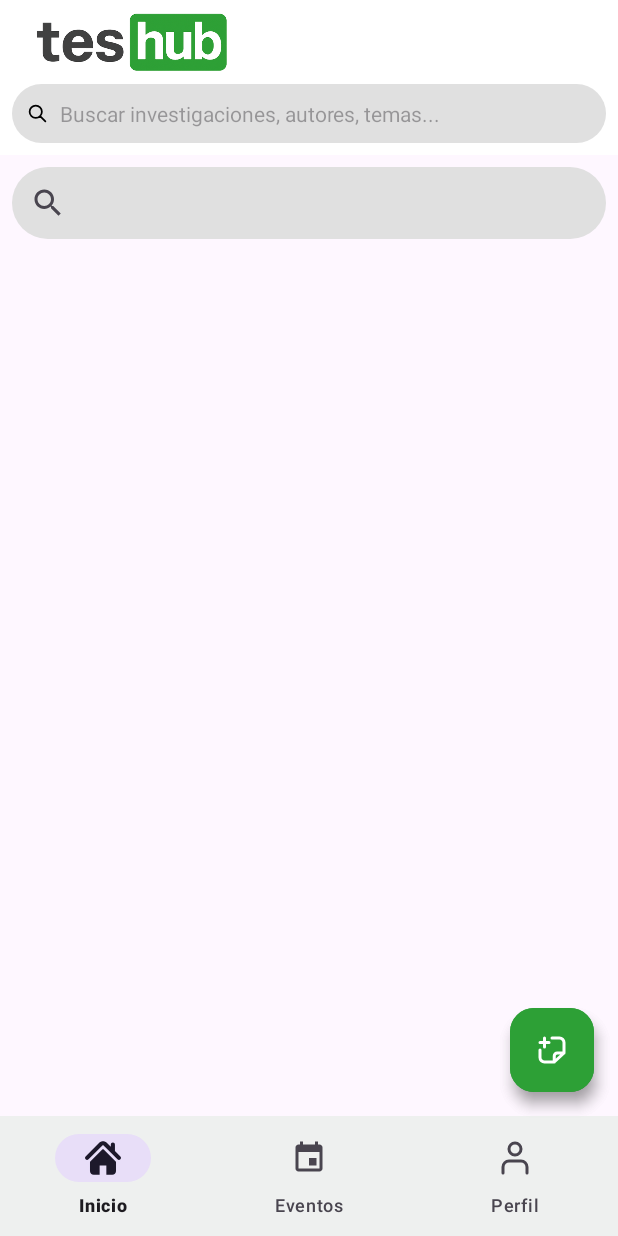
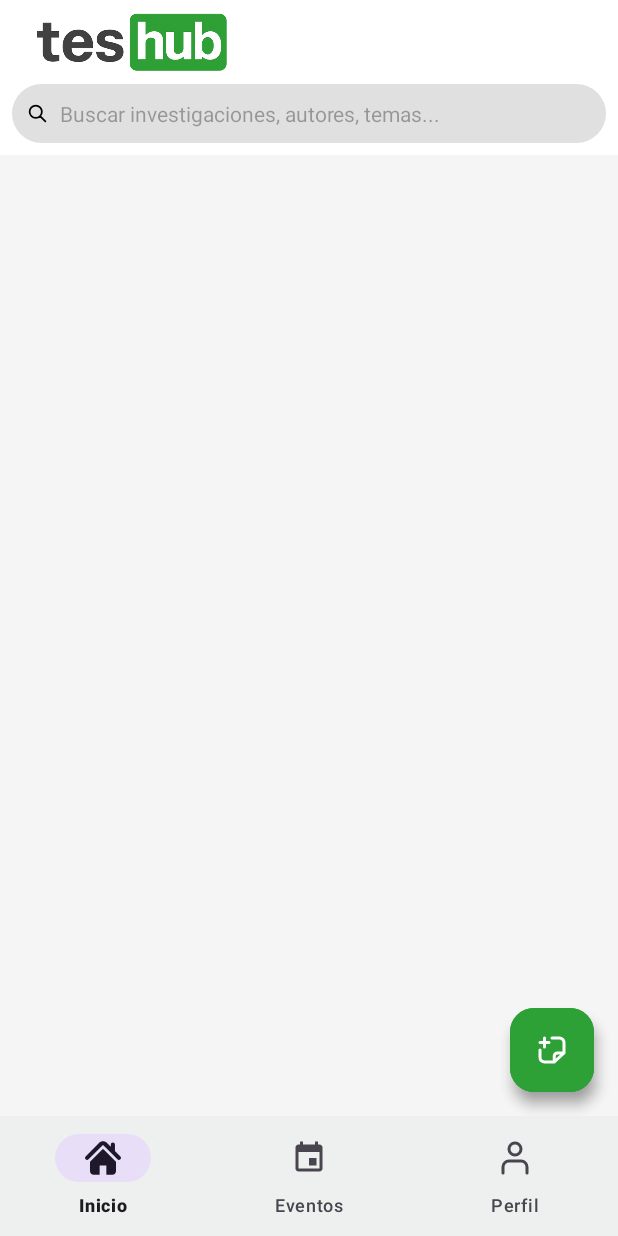
Before and after one commit to urielbaluna/teshub-appKotlin, an Android app: the fragment EventosFragment placed in its activity, on a phone screen of 412 x 824 dp. Run offline under Robolectric (Android 15) with nearby library versions, the phone set to English and light mode, and no system bars; pictures from the network do not load; 4 statements that could not run were skipped.

Commit message:
mejora de eventos

```diff
--- a/app/src/main/res/layout/fragment_eventos.xml
+++ b/app/src/main/res/layout/fragment_eventos.xml
@@ -1,54 +1,47 @@
 <?xml version="1.0" encoding="utf-8"?>
-<RelativeLayout xmlns:android="http://schemas.android.com/apk/res/android"
+<androidx.coordinatorlayout.widget.CoordinatorLayout xmlns:android="http://schemas.android.com/apk/res/android"
     xmlns:app="http://schemas.android.com/apk/res-auto"
     xmlns:tools="http://schemas.android.com/tools"
     android:layout_width="match_parent"
     android:layout_height="match_parent"
+    android:background="#F5F5F5"
     tools:context=".ui.eventos.EventosFragment">
 
-    <androidx.appcompat.widget.SearchView
-        android:id="@+id/search_view_eventos"
-        android:layout_width="match_parent"
+    <TextView
+        android:id="@+id/tvEmptyState"
+        android:layout_width="wrap_content"
         android:layout_height="wrap_content"
-        android:layout_alignParentTop="true"
-        android:layout_margin="8dp"
-        android:background="@drawable/rounded_gray_bg"
-        app:queryHint="Buscar eventos" />
+        android:text="No hay eventos disponibles"
+        android:textSize="16sp"
+        android:textColor="#757575"
+        android:layout_gravity="center"
+        android:visibility="gone" />
 
     <androidx.recyclerview.widget.RecyclerView
         android:id="@+id/rvEventos"
         android:layout_width="match_parent"
         android:layout_height="match_parent"
-        android:layout_below="@+id/search_view_eventos"
-        android:padding="8dp"
+        android:clipToPadding="false"
+        android:paddingBottom="80dp"
         tools:listitem="@layout/list_item_evento" />
-
-    <TextView
-        android:id="@+id/tv_empty_view_eventos"
-        android:layout_width="wrap_content"
-        android:layout_height="wrap_content"
-        android:layout_centerInParent="true"
-        android:text="No hay eventos disponibles"
-        android:visibility="gone"
-        tools:visibility="visible"/>
 
     <ProgressBar
         android:id="@+id/progressBarEventos"
         style="?android:attr/progressBarStyle"
         android:layout_width="wrap_content"
         android:layout_height="wrap_content"
-        android:layout_centerInParent="true"
+        android:layout_gravity="center"
         android:visibility="gone" />
 
     <com.google.android.material.floatingactionbutton.FloatingActionButton
         android:id="@+id/fab_add_event"
         android:layout_width="wrap_content"
         android:layout_height="wrap_content"
-        android:layout_alignParentEnd="true"
-        android:layout_alignParentBottom="true"
+        android:layout_gravity="bottom|end"
         android:layout_margin="16dp"
         android:src="@drawable/ic_add"
         app:backgroundTint="#2DA036"
-        app:tint="@android:color/white" />
+        app:tint="@android:color/white"
+        android:contentDescription="Crear Evento"/>
 
-</RelativeLayout>
+</androidx.coordinatorlayout.widget.CoordinatorLayout>
```
